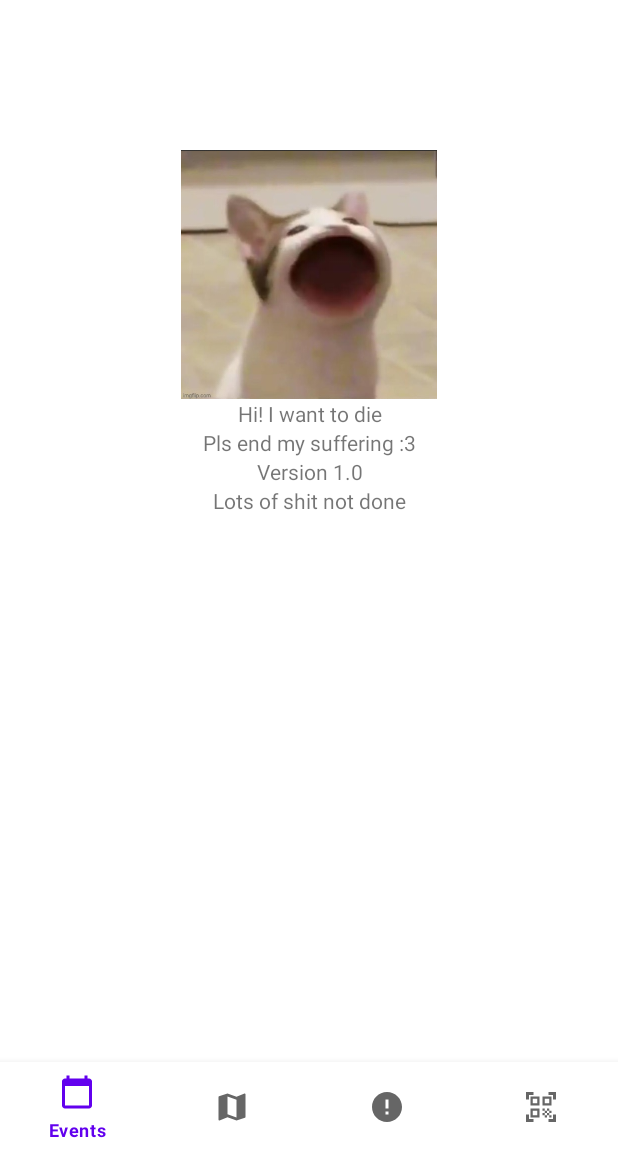
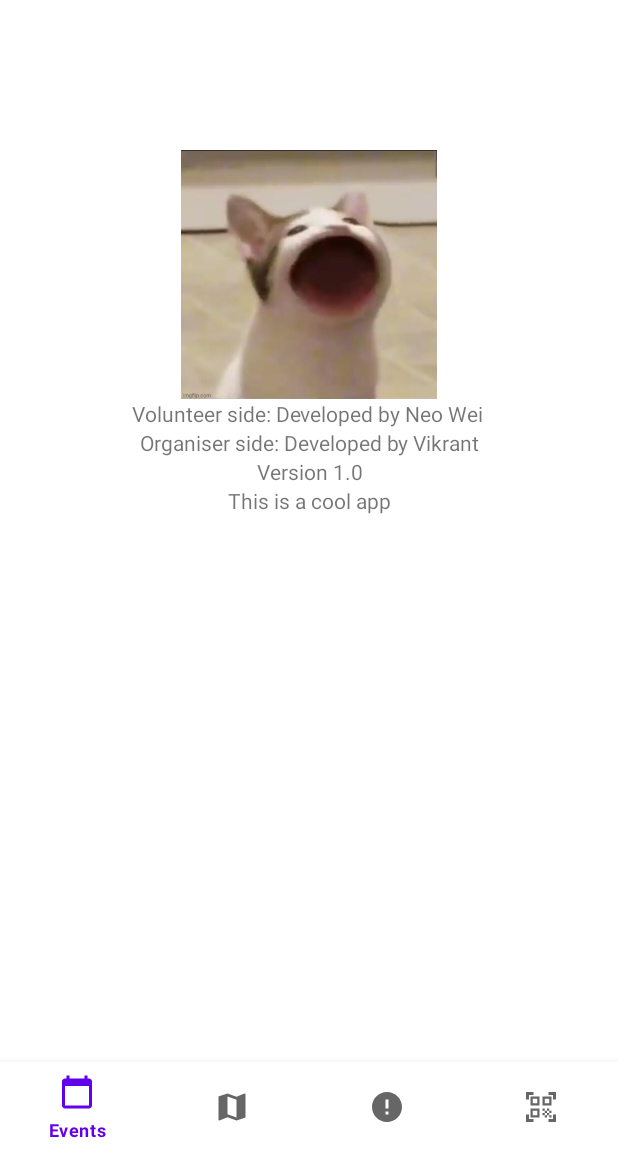
Before and after one commit to victoryspectwo/MAD_MP, an Android app: the fragment AboutFragment placed in its activity, on a phone screen of 412 x 824 dp, the part 84-1236 px from its top. Run offline under Robolectric (Android 15) with nearby library versions, the phone set to English and light mode, and no system bars; our stand-ins replace Firebase (no records; nobody signed in at launch, a user with empty details on screens opened directly); libraries missing offline, so code that uses them is left out: com.journeyapps.barcodescanner; pictures from the network do not load.

Commit message:
changed some stuff

```diff
--- a/app/src/main/java/com/sp/madproject/organiser/AddFragment.java
+++ b/app/src/main/java/com/sp/madproject/organiser/AddFragment.java
@@ -162,13 +162,13 @@ public class AddFragment extends Fragment {
                 if (name.length() < 5){
                     titleLayout.setError("Event name must be at least 6 characters");
                 }
-                if (rating == 1){
+                if (rating <= 1 || rating > 0){
                     scale = "Small";
                     Log.d(TAG, "This is a small event");
-                } else if (rating == 2) {
+                } else if (rating <= 2 || rating > 1) {
                     scale = "Medium";
                     Log.d(TAG, "This is a Medium sized event");
-                } else if (rating == 3){
+                } else if (rating <= 3 || rating > 2){
                     scale = "Large";
                     Log.d(TAG, "This is a Large event");
                 }
--- a/app/src/main/java/com/sp/madproject/organiser/EventAdapter.java
+++ b/app/src/main/java/com/sp/madproject/organiser/EventAdapter.java
@@ -25,6 +25,11 @@ public class EventAdapter extends RecyclerView.Adapter<EventAdapter.EventHolder>
     public EventAdapter(Context context, ArrayList<OrgEvents> eventArrayList){
         this.context = context;
         this.eventArrayList = eventArrayList;
+    }
+
+    public void deleteEvent(int position){
+        eventArrayList.remove(position);
+        notifyItemRemoved(position);
     }
 
 
--- a/app/src/main/res/layout/fragment_about.xml
+++ b/app/src/main/res/layout/fragment_about.xml
@@ -4,7 +4,7 @@
     xmlns:tools="http://schemas.android.com/tools"
     android:layout_width="match_parent"
     android:layout_height="match_parent"
-    tools:context=".AboutFragment">
+    tools:context=".volunteer.AboutFragment">
 
     <androidx.constraintlayout.widget.ConstraintLayout
         android:layout_width="match_parent"
@@ -32,14 +32,14 @@
                 android:id="@+id/textView8"
                 android:layout_width="match_parent"
                 android:layout_height="wrap_content"
-                android:text="Hi! I want to die"
+                android:text="Volunteer side: Developed by Neo Wei "
                 android:textAlignment="center" />
 
             <TextView
                 android:id="@+id/textView9"
                 android:layout_width="match_parent"
                 android:layout_height="wrap_content"
-                android:text="Pls end my suffering :3"
+                android:text="Organiser side: Developed by Vikrant"
                 android:textAlignment="center" />
 
             <TextView
@@ -53,7 +53,7 @@
                 android:id="@+id/textView11"
                 android:layout_width="match_parent"
                 android:layout_height="wrap_content"
-                android:text="Lots of shit not done"
+                android:text="This is a cool app"
                 android:textAlignment="center" />
 
         </LinearLayout>
```
Also changed, not shown: app/src/main/java/com/sp/madproject/volunteer/VolunteerEventDescriptionFragment.java (+7 -33 lines).
